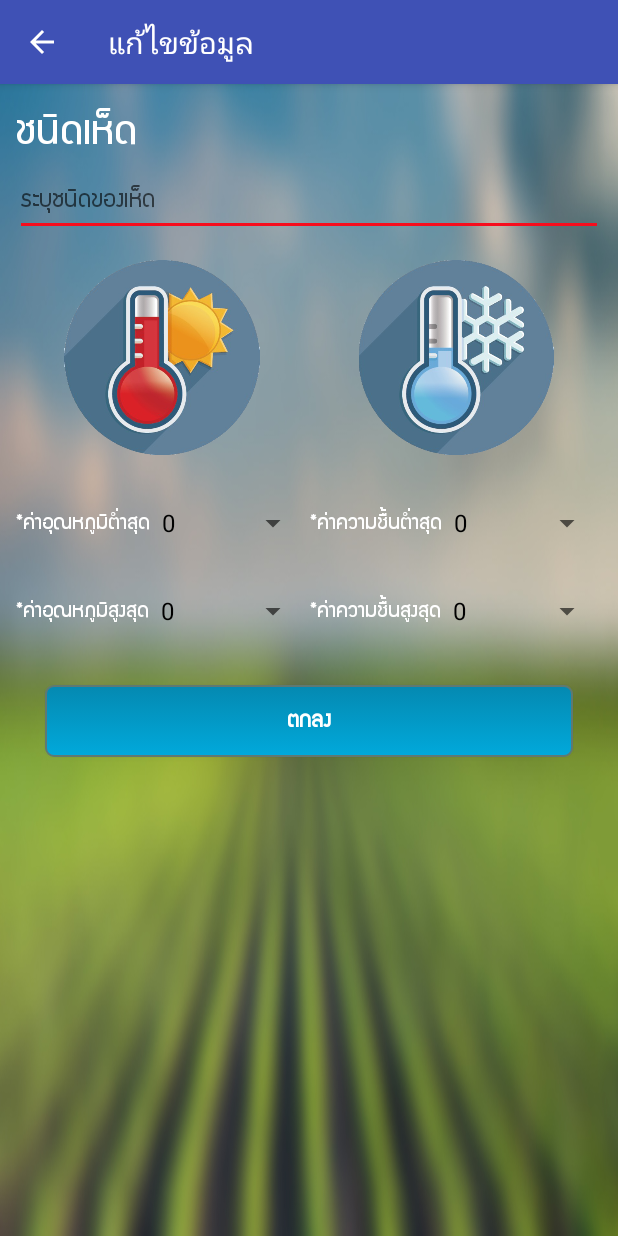
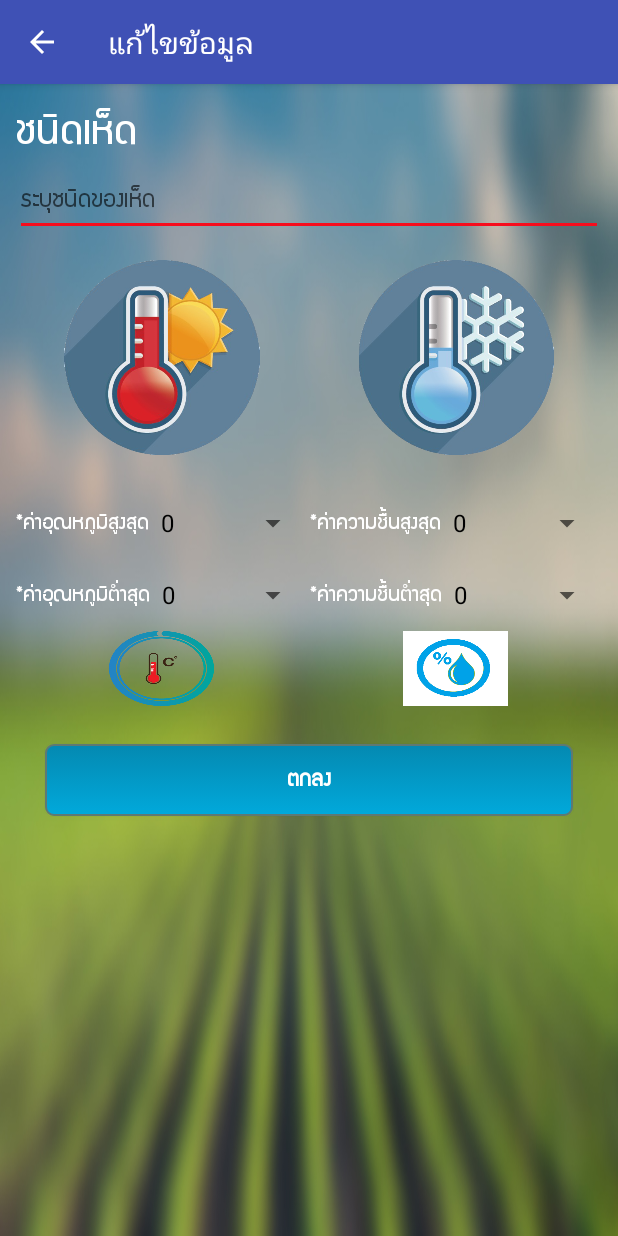
Before and after one commit to Projack00/smartfarm_app_v1, an Android app: the Update_Data_Mashroom screen opened directly, with no data from a screen before it, on a phone screen of 412 x 824 dp. Run offline under Robolectric (Android 15) with nearby library versions, the phone set to English and light mode, and no system bars; our stand-ins replace Firebase (no records; nobody signed in at launch, a user with empty details on screens opened directly); Roboto replaces fonts that are not available here; 5 statements that could not run were skipped.

Commit message:
เพิมรูปใต้ อุนภูม และ ความชื่น

```diff
--- a/app/src/main/res/layout/activity_insert__mashroom.xml
+++ b/app/src/main/res/layout/activity_insert__mashroom.xml
@@ -125,7 +125,6 @@
                 <TextView
                     android:background="@drawable/bg_temp"
                     android:layout_gravity="center_horizontal"
-
                     android:textSize="28sp"
                     android:layout_width="70dp"
                     android:layout_height="50dp" />
--- a/app/src/main/res/layout/activity_update__data__mashroom.xml
+++ b/app/src/main/res/layout/activity_update__data__mashroom.xml
@@ -64,16 +64,48 @@
 
         <LinearLayout
             android:layout_width="match_parent"
-            android:layout_height="wrap_content"
+            android:layout_height="match_parent"
             android:orientation="horizontal"
             android:paddingTop="5dp"
             android:paddingBottom="5dp">
+
+            <LinearLayout
+
+                android:layout_width="match_parent"
+                android:layout_height="match_parent"
+                android:layout_weight="1"
+                android:orientation="vertical">
 
                 <LinearLayout
                     android:layout_width="match_parent"
                     android:layout_height="wrap_content"
                     android:layout_weight="1"
                     android:orientation="horizontal">
+
+                    <TextView
+                        android:layout_width="wrap_content"
+                        android:layout_height="wrap_content"
+                        android:layout_gravity="center"
+                        android:fontFamily="@font/supermarket"
+                        android:text="*ค่าอุณหภูมิสูงสุด"
+                        android:textColor="#FFFFFF"
+                        android:textSize="15dp" />
+
+                    <Spinner
+                        android:id="@+id/Tem_Max"
+                        android:layout_width="match_parent"
+                        android:layout_height="wrap_content"
+                        android:layout_gravity="center_vertical"
+                        android:layout_weight="1" />
+
+                </LinearLayout>
+
+                <LinearLayout
+                    android:layout_width="match_parent"
+                    android:layout_height="wrap_content"
+                    android:layout_weight="1"
+                    android:orientation="horizontal">
+
 
                     <TextView
                         android:layout_width="wrap_content"
@@ -89,6 +121,44 @@
                         android:layout_width="wrap_content"
                         android:layout_height="wrap_content"
                         android:layout_weight="1"></Spinner>
+                </LinearLayout>
+
+                <TextView
+                    android:background="@drawable/bg_temp"
+                    android:layout_gravity="center_horizontal"
+                    android:textSize="28sp"
+                    android:layout_width="70dp"
+                    android:layout_height="50dp" />
+            </LinearLayout>
+
+            <LinearLayout
+                android:layout_width="match_parent"
+                android:layout_height="match_parent"
+                android:layout_weight="1"
+                android:orientation="vertical">
+
+                <LinearLayout
+                    android:layout_width="match_parent"
+                    android:layout_height="wrap_content"
+                    android:layout_weight="1"
+                    android:orientation="horizontal">
+
+                    <TextView
+                        android:layout_width="wrap_content"
+                        android:layout_height="wrap_content"
+                        android:layout_gravity="center_vertical"
+                        android:fontFamily="@font/supermarket"
+                        android:text="*ค่าความชื้นสูงสุด"
+                        android:textColor="#FFFFFF"
+                        android:textSize="15dp" />
+
+                    <Spinner
+                        android:id="@+id/Humid-max"
+                        android:layout_width="match_parent"
+                        android:layout_height="wrap_content"
+                        android:layout_gravity="center_vertical"
+                        android:layout_weight="1"></Spinner>
+
                 </LinearLayout>
 
                 <LinearLayout
@@ -113,65 +183,13 @@
                         android:layout_gravity="center_vertical"
                         android:layout_weight="1"></Spinner>
                 </LinearLayout>
-
-
+                <TextView
+                    android:background="@drawable/bg_humidity"
+                    android:layout_gravity="center_horizontal"
+                    android:textSize="28sp"
+                    android:layout_width="70dp"
+                    android:layout_height="50dp" />
             </LinearLayout>
-
-
-        <LinearLayout
-            android:layout_width="match_parent"
-            android:layout_height="wrap_content"
-            android:orientation="horizontal"
-            android:paddingTop="5dp"
-            android:paddingBottom="5dp">
-
-            <LinearLayout
-                android:layout_width="match_parent"
-                android:layout_height="wrap_content"
-                android:layout_weight="1"
-                android:orientation="horizontal">
-
-                <TextView
-                    android:layout_width="wrap_content"
-                    android:layout_height="wrap_content"
-                    android:layout_gravity="center"
-                    android:fontFamily="@font/supermarket"
-                    android:text="*ค่าอุณหภูมิสูงสุด"
-                    android:textColor="#FFFFFF"
-                    android:textSize="15dp" />
-
-                <Spinner
-                    android:id="@+id/Tem_Max"
-                    android:layout_width="match_parent"
-                    android:layout_height="wrap_content"
-                    android:layout_gravity="center_vertical"
-                    android:layout_weight="1" />
-            </LinearLayout>
-
-
-            <LinearLayout
-                android:layout_width="match_parent"
-                android:layout_height="wrap_content"
-                android:layout_weight="1"
-                android:orientation="horizontal">
-
-                <TextView
-                    android:layout_width="wrap_content"
-                    android:layout_height="wrap_content"
-                    android:layout_gravity="center_vertical"
-                    android:fontFamily="@font/supermarket"
-                    android:text="*ค่าความชื้นสูงสุด"
-                    android:textColor="#FFFFFF"
-                    android:textSize="15dp" />
-
-                <Spinner
-                    android:id="@+id/Humid-max"
-                    android:layout_width="match_parent"
-                    android:layout_height="wrap_content"
-                    android:layout_gravity="center_vertical"
-                    android:layout_weight="1"></Spinner>
-            </LinearLayout>
-
 
         </LinearLayout>
 
```
Also changed, not shown: app/src/main/res/layout/view_.xml (+43 -3 lines). Lines whose indentation alone changed are shown as unchanged.
